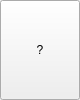
Above: 7Wonders/UI/CardWidget.ui from lydiagroza/ProjectMC before the change. Below: the same form after it.
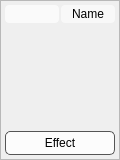
That is the form after the change.

Diff of the .ui file:
```diff
--- a/7Wonders/UI/CardWidget.ui
+++ b/7Wonders/UI/CardWidget.ui
@@ -6,11 +6,11 @@
    <rect>
     <x>0</x>
     <y>0</y>
-    <width>70</width>
-    <height>100</height>
+    <width>120</width>
+    <height>160</height>
    </rect>
   </property>
-  <layout class="QVBoxLayout" name="verticalLayout">
+  <layout class="QGridLayout" name="gridLayout">
    <property name="leftMargin">
     <number>0</number>
    </property>
@@ -23,8 +23,97 @@
    <property name="bottomMargin">
     <number>0</number>
    </property>
-   <item>
-    <widget class="QPushButton" name="cardButton">
+   <property name="spacing">
+    <number>0</number>
+   </property>
+   <item row="0" column="0">
+    <widget class="QFrame" name="cardFrame">
+     <property name="frameShape">
+      <enum>QFrame::StyledPanel</enum>
+     </property>
+     <property name="frameShadow">
+      <enum>QFrame::Raised</enum>
+     </property>
+     <layout class="QVBoxLayout" name="frameLayout">
+      <property name="spacing">
+       <number>2</number>
+      </property>
+      <property name="leftMargin">
+       <number>4</number>
+      </property>
+      <property name="topMargin">
+       <number>4</number>
+      </property>
+      <property name="rightMargin">
+       <number>4</number>
+      </property>
+      <property name="bottomMargin">
+       <number>4</number>
+      </property>
+      <item>
+       <layout class="QHBoxLayout" name="headerLayout">
+        <item>
+         <widget class="QLabel" name="costLabel">
+          <property name="styleSheet">
+           <string>background-color: rgba(255, 255, 255, 180); border-radius: 4px; padding: 2px; font-weight: bold; color: black;</string>
+          </property>
+          <property name="text">
+           <string/>
+          </property>
+          <property name="alignment">
+           <set>Qt::AlignLeading|Qt::AlignLeft|Qt::AlignTop</set>
+          </property>
+         </widget>
+        </item>
+        <item>
+         <widget class="QLabel" name="nameLabel">
+          <property name="styleSheet">
+           <string>background-color: rgba(255, 255, 255, 150); border-radius: 4px; padding: 2px;</string>
+          </property>
+          <property name="text">
+           <string>Name</string>
+          </property>
+          <property name="alignment">
+           <set>Qt::AlignCenter</set>
+          </property>
+         </widget>
+        </item>
+       </layout>
+      </item>
+      <item>
+       <spacer name="verticalSpacer">
+        <property name="orientation">
+         <enum>Qt::Vertical</enum>
+        </property>
+        <property name="sizeHint" stdset="0">
+         <size>
+          <width>20</width>
+          <height>40</height>
+         </size>
+        </property>
+       </spacer>
+      </item>
+      <item>
+       <widget class="QLabel" name="effectLabel">
+        <property name="styleSheet">
+         <string>background-color: rgba(255, 255, 255, 200); border: 1px solid #555; border-radius: 5px; padding: 4px; color: black;</string>
+        </property>
+        <property name="text">
+         <string>Effect</string>
+        </property>
+        <property name="alignment">
+         <set>Qt::AlignCenter</set>
+        </property>
+        <property name="wordWrap">
+         <bool>true</bool>
+        </property>
+       </widget>
+      </item>
+     </layout>
+    </widget>
+   </item>
+   <item row="0" column="0">
+    <widget class="QPushButton" name="overlayButton">
      <property name="sizePolicy">
       <sizepolicy hsizetype="Expanding" vsizetype="Expanding">
        <horstretch>0</horstretch>
@@ -32,10 +121,10 @@
       </sizepolicy>
      </property>
      <property name="text">
-      <string>?</string>
+      <string/>
      </property>
      <property name="flat">
-      <bool>false</bool>
+      <bool>true</bool>
      </property>
     </widget>
    </item>
```
